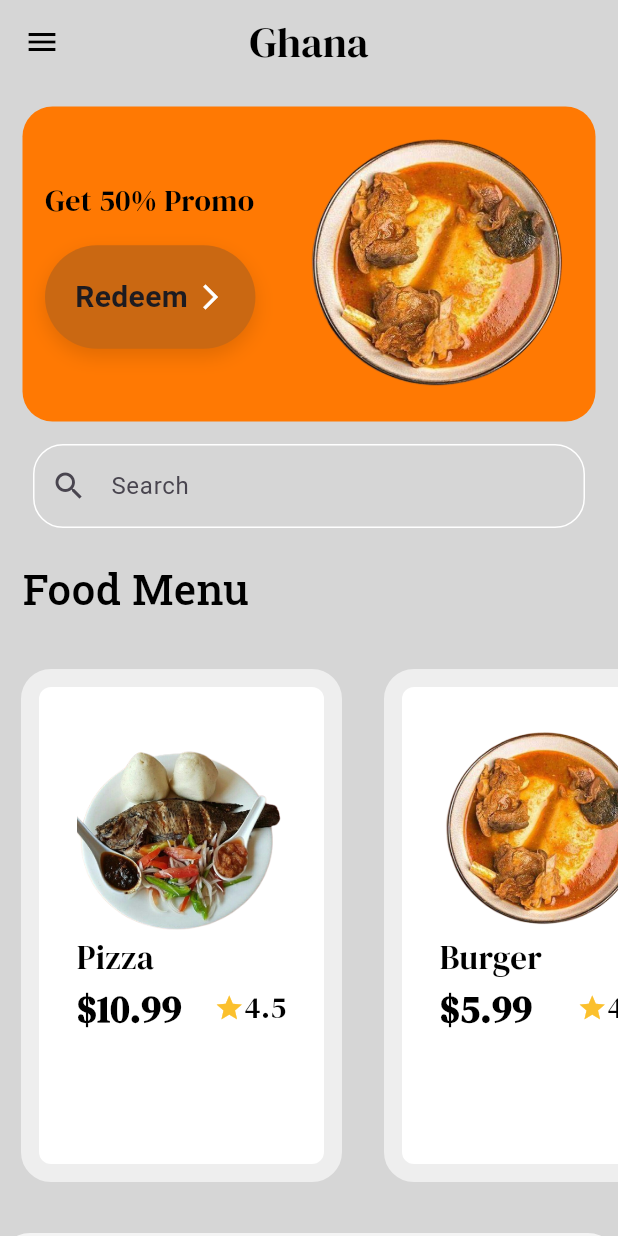
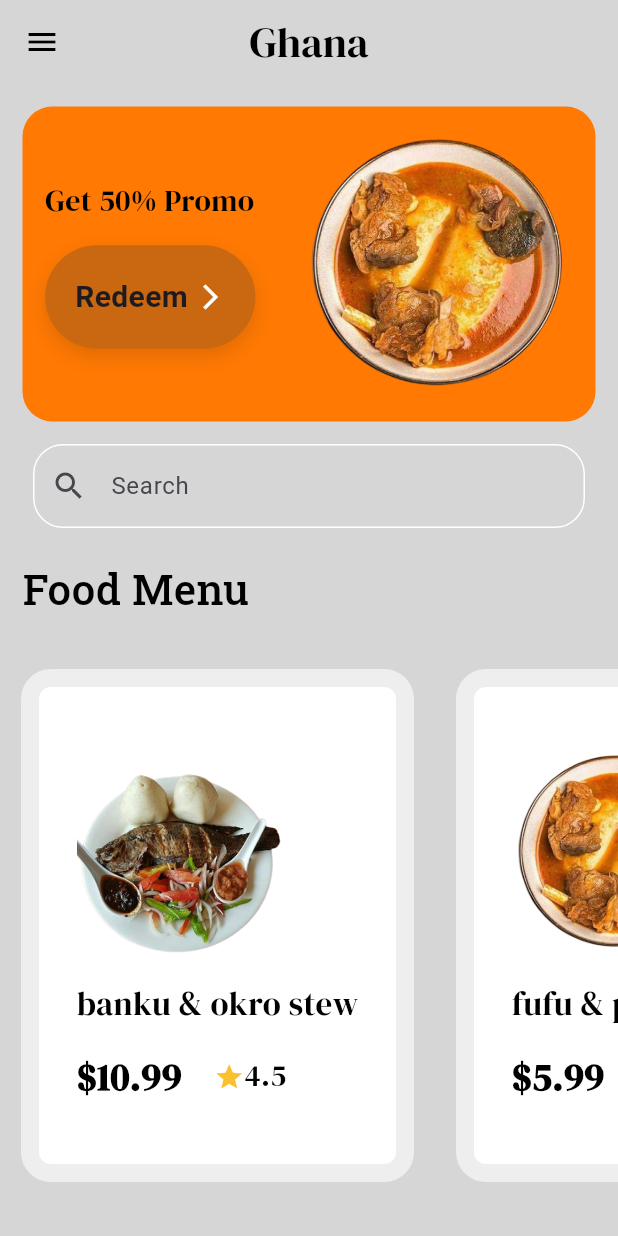
Before and after one commit to Ikwame91/Restaurant_app_ui, a Flutter app: the MenuPage screen opened by its route, on a phone screen of 412 x 824 dp. Run offline on Flutter 3.47's test engine with Material 2 defaults, Android fonts, the phone set to English and light mode, and no system bars; our stand-ins replace google_fonts.

Commit message:
Ui continuation

```diff
--- a/lib/constants/food_list.dart
+++ b/lib/constants/food_list.dart
@@ -2,7 +2,7 @@ import 'package:simple_restaurant_ui/models/food.dart';
 
 List foodMenu = [
   Food(
-    name: 'Pizza',
+    name: 'banku & okro stew',
     image: 'lib/images/bankuone.png',
     description:
         'Pizza is a savory dish of Italian origin consisting of a usually round, flattened base of leavened wheat-based dough topped with tomatoes, cheese, and often various other ingredients, which is then baked at a high temperature, traditionally in a wood-fired oven.',
@@ -13,7 +13,7 @@ List foodMenu = [
     quantity: 1,
   ),
   Food(
-    name: 'Burger',
+    name: 'fufu & palm soup',
     image: 'lib/images/fufuone.png',
     description:
         'A beef (also burger for short) is a sandwich consisting of one or more cooked patties of ground meat, usually beef, placed inside a sliced bread roll or bun. The patty may be pan fried, grilled, smoked or flame broiled.',
@@ -24,7 +24,7 @@ List foodMenu = [
     quantity: 1,
   ),
   Food(
-    name: 'Pasta',
+    name: 'yam & palava sauce',
     image: 'lib/images/yamone.png',
     description:
         'Pasta is a type of Italian food typically made from an unleavened dough of wheat flour mixed with water or eggs, and formed into sheets or various shapes, then cooked by boiling or baking.',
@@ -35,7 +35,7 @@ List foodMenu = [
     quantity: 1,
   ),
   Food(
-      name: 'Salad',
+      name: 'fufu & light soup',
       image: 'lib/images/fufuthree.png',
       description:
           'A salad is a dish consisting of a mixture of small pieces of food, usually vegetables or fruits. However, different varieties of salad may contain virtually any type of ready-to-eat food.',
--- a/lib/pages/food_tile.dart
+++ b/lib/pages/food_tile.dart
@@ -3,11 +3,14 @@ import 'package:google_fonts/google_fonts.dart';
 import 'package:simple_restaurant_ui/models/food.dart';
 
 class FoodTile extends StatelessWidget {
-  const FoodTile({super.key, required this.food});
+  const FoodTile({super.key, required this.food, this.onTap});
   final Food food;
+  final void Function()? onTap;
   @override
   Widget build(BuildContext context) {
-    return Container(
+    return GestureDetector(
+      onTap: onTap,
+      child: Container(
         margin: const EdgeInsets.all(14),
         decoration: BoxDecoration(
           color: Colors.white,
@@ -16,6 +19,7 @@ class FoodTile extends StatelessWidget {
         ),
         padding: const EdgeInsets.all(25),
         child: Column(
+          mainAxisAlignment: MainAxisAlignment.spaceEvenly,
           crossAxisAlignment: CrossAxisAlignment.start,
           children: [
             Image.asset(
@@ -55,6 +59,7 @@ class FoodTile extends StatelessWidget {
             )
           ],
         ),
+      ),
     );
   }
 }
--- a/lib/pages/menu_page.dart
+++ b/lib/pages/menu_page.dart
@@ -1,6 +1,7 @@
 import 'package:flutter/material.dart';
 import 'package:google_fonts/google_fonts.dart';
 import 'package:simple_restaurant_ui/constants/food_list.dart';
+import 'package:simple_restaurant_ui/pages/food_details.dart';
 import 'package:simple_restaurant_ui/pages/food_tile.dart';
 import 'package:simple_restaurant_ui/widgets/custom_container.dart';
 
@@ -14,6 +15,17 @@ class MenuPage extends StatefulWidget {
 }
 
 class _MenuPageState extends State<MenuPage> {
+  void navigateToFoodDetails(int index) {
+    Navigator.push(
+      context,
+      MaterialPageRoute(
+        builder: (context) => FoodDetails(
+          food: foodMenu[index],
+        ),
+      ),
+    );
+  }
+
   @override
   Widget build(BuildContext context) {
     return SafeArea(
@@ -122,9 +134,10 @@ class _MenuPageState extends State<MenuPage> {
                     child: ListView.builder(
                         scrollDirection: Axis.horizontal,
                         itemCount: foodMenu.length,
-                      itemBuilder: (context, index) =>
-                          FoodTile(food: foodMenu[index])),
-                ),
+                        itemBuilder: (context, index) => FoodTile(
+                              food: foodMenu[index],
+                              onTap: () => navigateToFoodDetails(index),
+                            ))),
                 const SizedBox(
                   height: 20,
                 ),
@@ -133,13 +146,39 @@ class _MenuPageState extends State<MenuPage> {
                     color: Colors.grey[100],
                     borderRadius: BorderRadius.circular(20),
                   ),
+                  margin: const EdgeInsets.all(12),
+                  padding: const EdgeInsets.all(15),
                   child: Row(
                     mainAxisAlignment: MainAxisAlignment.spaceBetween,
                     children: [
+                      Row(
+                        children: [
                           Image.asset(
-                        'lib/images/fufuone.png',
+                            'lib/images/pitza.png',
                             height: 100,
                           ),
+                          const SizedBox(
+                            width: 5,
+                          ),
+                          Column(
+                            crossAxisAlignment: CrossAxisAlignment.start,
+                            children: [
+                              Text(
+                                'Pizza Masquerade',
+                                style: GoogleFonts.dmSerifDisplay(
+                                    fontSize: 20, color: Colors.black),
+                              ),
+                              Text(
+                                '\$28.00',
+                                style: GoogleFonts.dmSerifDisplay(
+                                    fontSize: 20, color: Colors.black),
+                              )
+                            ],
+                          ),
+                        ],
+                      ),
+                      const Icon(Icons.favorite_outline,
+                          color: Colors.red, size: 30),
                     ],
                   ),
                 )
```
Also changed, not shown: lib/pages/food_details.dart (added, +58 -0 lines). Lines whose indentation alone changed are shown as unchanged.
